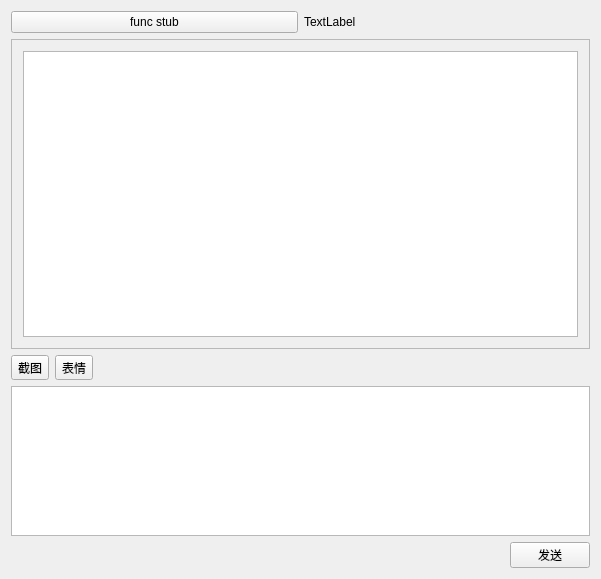
This is gui/chat_widget.ui in avplayer/avim as Qt 5 draws it before an edit. The edited form follows.
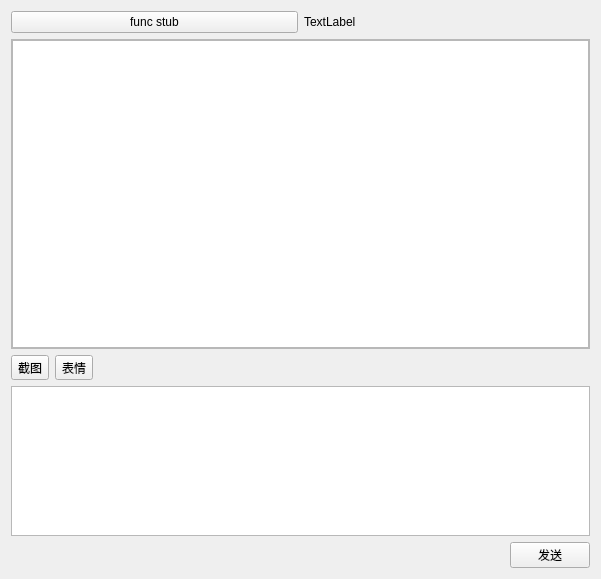
This is the edited form. Custom widgets are drawn as their Qt base class.

Commit message: 滚动条也实现咯

What changed in the file:
```diff
--- a/gui/chat_widget.ui
+++ b/gui/chat_widget.ui
@@ -55,6 +55,9 @@
          </rect>
         </property>
         <layout class="QVBoxLayout" name="verticalLayout_2">
+         <property name="margin">
+          <number>0</number>
+         </property>
          <item>
           <widget class="QRichText" name="messageBrowser"/>
          </item>
```
